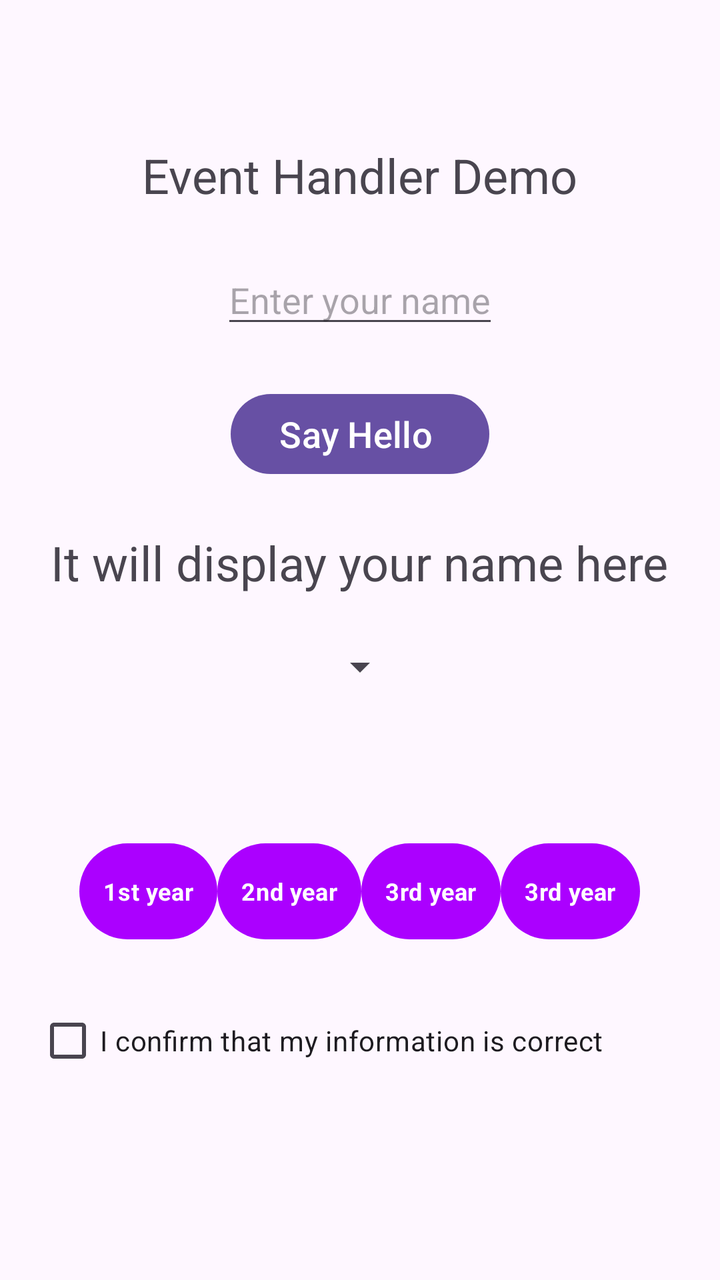
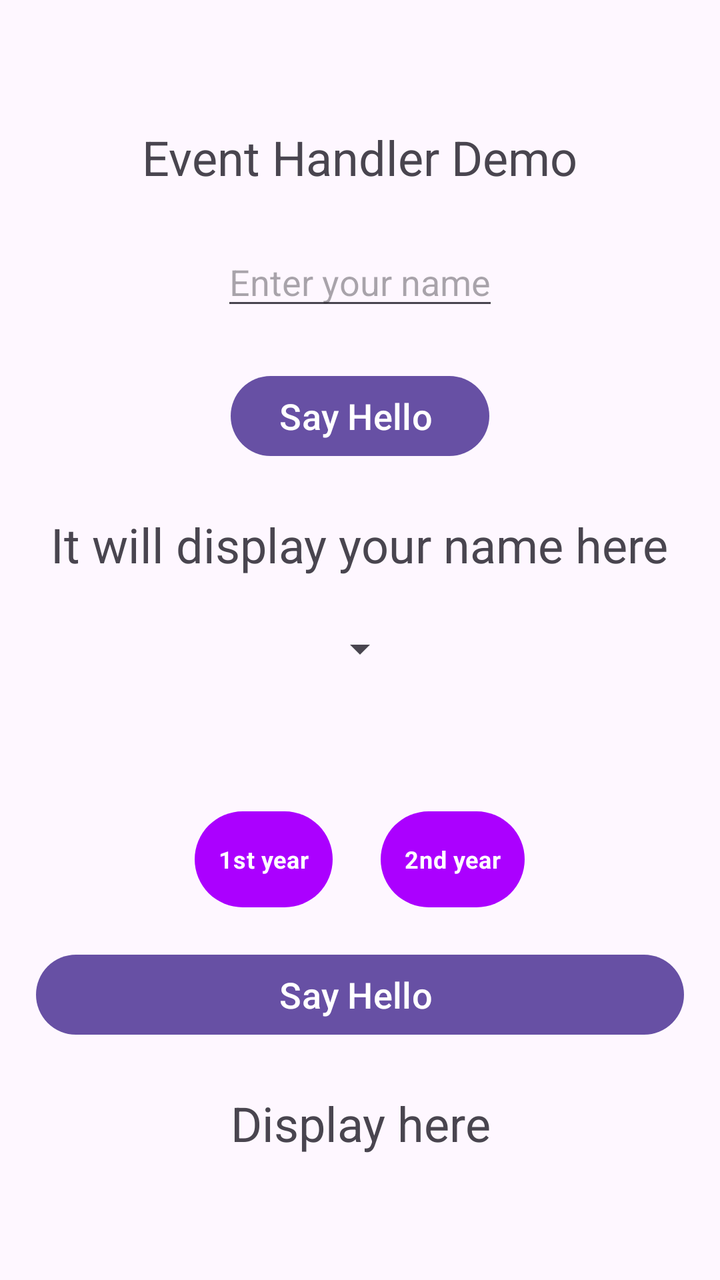

Screens rendered from an Android XML layout before and after an edit, with the pre-edit source and the edit as a unified diff.
<!-- AndroidManifest.xml: application theme Theme.EventAndHandler -->
<!-- res/layout/activity_main.xml -->
<?xml version="1.0" encoding="utf-8"?>
<LinearLayout xmlns:android="http://schemas.android.com/apk/res/android"
    android:layout_width="match_parent"
    android:layout_height="match_parent"
    android:gravity="center"
    android:orientation="vertical"
    android:padding="18sp">

    <TextView
        android:layout_width="wrap_content"
        android:layout_height="wrap_content"
        android:text="Event Handler Demo"
        android:textSize="24sp"
        android:layout_marginBottom="24dp"/>

    <EditText
        android:id="@+id/edtName"
        android:layout_width="wrap_content"
        android:layout_height="wrap_content"
        android:layout_marginBottom="24dp"
        android:hint="Enter your name" />

    <Button
        android:id="@+id/btnhello"
        android:layout_width="wrap_content"
        android:layout_height="wrap_content"
        android:text="Say Hello "
        android:textSize="18sp"
        android:layout_marginBottom="24dp"/>

    <TextView
        android:id="@+id/txtresult"
        android:layout_width="wrap_content"
        android:layout_height="wrap_content"
        android:text="It will display your name here"
        android:textSize="24sp"
        android:layout_marginBottom="24dp"/>


    <Spinner
        android:id="@+id/spinnerCourse"
        android:layout_width="wrap_content"
        android:layout_height="wrap_content"
        android:layout_marginBottom="50dp" />


    <LinearLayout
        android:layout_width="match_parent"
        android:layout_height="101dp"
        android:gravity="center"
        android:orientation="horizontal">


        <RadioButton
            android:id="@+id/radioButton2"
            android:layout_width="wrap_content"
            android:layout_height="wrap_content"
            android:background="@drawable/roundedradio"
            android:button="@null"
            android:paddingLeft="12dp"
            android:paddingTop="10dp"
            android:paddingRight="12dp"
            android:paddingBottom="10dp"
            android:text="1st year"
            android:textColor="@color/white"
            android:textColorLink="#FFEB3B"
            android:textSize="12sp"
            android:textStyle="bold" />

        <RadioButton
            android:id="@+id/radioButton1"
            android:layout_width="wrap_content"
            android:layout_height="wrap_content"
            android:background="@drawable/roundedradio"
            android:button="@null"
            android:paddingLeft="12dp"
            android:paddingTop="10dp"
            android:paddingRight="12dp"
            android:paddingBottom="10dp"
            android:text="2nd year"
            android:textColor="@color/white"
            android:textColorLink="#FFEB3B"
            android:textSize="12sp"
            android:textStyle="bold" />


        <RadioButton
            android:id="@+id/radioButton3"
            android:layout_width="wrap_content"
            android:layout_height="wrap_content"
            android:background="@drawable/roundedradio"
            android:button="@null"
            android:paddingLeft="12dp"
            android:paddingTop="5dp"
            android:paddingRight="12dp"
            android:paddingBottom="5dp"
            android:text="3rd year"
            android:textColor="@color/white"
            android:textColorLink="#FFEB3B"
            android:textSize="12sp"
            android:textStyle="bold" />

        <RadioButton
            android:id="@+id/radioButton4"
            android:layout_width="wrap_content"
            android:layout_height="wrap_content"
            android:background="@drawable/roundedradio"
            android:button="@null"
            android:paddingLeft="12dp"
            android:paddingTop="10dp"
            android:paddingRight="12dp"
            android:paddingBottom="10dp"
            android:text="3rd year"
            android:textColor="@color/white"
            android:textColorLink="#FFEB3B"
            android:textSize="12sp"
            android:textStyle="bold" />

    </LinearLayout>

    <CheckBox
        android:id="@+id/checkBox"
        android:layout_width="match_parent"
        android:layout_height="wrap_content"
        android:text="I confirm that my information is correct"
        android:layout_marginBottom="24dp"/>


</LinearLayout>
<!-- resources referenced by this layout -->
<resources>
  <color name="white">#FFFFFFFF</color>
  <!-- drawable roundedradio (drawable) -->
  <?xml version="1.0" encoding="utf-8"?>
  <shape xmlns:android="http://schemas.android.com/apk/res/android"
  android:shape="rectangle">
  <solid android:color="#ab00ff"/>
      <corners android:radius="24sp"/>
  
  </shape>
  <style name="Theme.EventAndHandler" parent="Base.Theme.EventAndHandler" />
  <style name="Base.Theme.EventAndHandler" parent="Theme.Material3.DayNight.NoActionBar">
          
          
      </style>
</resources>

<!-- the commit's change to res/layout/activity_main.xml (unified diff, before → after) -->
@@ -46,7 +46,7 @@
 
     <LinearLayout
         android:layout_width="match_parent"
-        android:layout_height="101dp"
+        android:layout_height="87dp"
         android:gravity="center"
         android:orientation="horizontal">
 
@@ -55,6 +55,7 @@
             android:id="@+id/radioButton2"
             android:layout_width="wrap_content"
             android:layout_height="wrap_content"
+            android:layout_marginRight="24dp"
             android:background="@drawable/roundedradio"
             android:button="@null"
             android:paddingLeft="12dp"
@@ -84,46 +85,23 @@
             android:textStyle="bold" />
 
 
-        <RadioButton
-            android:id="@+id/radioButton3"
-            android:layout_width="wrap_content"
-            android:layout_height="wrap_content"
-            android:background="@drawable/roundedradio"
-            android:button="@null"
-            android:paddingLeft="12dp"
-            android:paddingTop="5dp"
-            android:paddingRight="12dp"
-            android:paddingBottom="5dp"
-            android:text="3rd year"
-            android:textColor="@color/white"
-            android:textColorLink="#FFEB3B"
-            android:textSize="12sp"
-            android:textStyle="bold" />
-
-        <RadioButton
-            android:id="@+id/radioButton4"
-            android:layout_width="wrap_content"
-            android:layout_height="wrap_content"
-            android:background="@drawable/roundedradio"
-            android:button="@null"
-            android:paddingLeft="12dp"
-            android:paddingTop="10dp"
-            android:paddingRight="12dp"
-            android:paddingBottom="10dp"
-            android:text="3rd year"
-            android:textColor="@color/white"
-            android:textColorLink="#FFEB3B"
-            android:textSize="12sp"
-            android:textStyle="bold" />
-
     </LinearLayout>
 
-    <CheckBox
-        android:id="@+id/checkBox"
+    <Button
+        android:id="@+id/btnhello2"
         android:layout_width="match_parent"
         android:layout_height="wrap_content"
-        android:text="I confirm that my information is correct"
-        android:layout_marginBottom="24dp"/>
+        android:layout_marginBottom="24dp"
+        android:text="Say Hello "
+        android:textSize="18sp" />
 
+    <TextView
+        android:id="@+id/textView"
+        android:layout_width="match_parent"
+        android:layout_height="wrap_content"
+        android:scrollbarSize="4dp"
+        android:text="Display here"
+        android:textAlignment="center"
+        android:textSize="24sp" />
 
 </LinearLayout>
<!-- resource entries referenced after the edit -->
@@ -5,7 +5,7 @@
   <?xml version="1.0" encoding="utf-8"?>
   <shape xmlns:android="http://schemas.android.com/apk/res/android"
   android:shape="rectangle">
-  <solid android:color="#ab00ff"/>
+      <solid android:color="#ab00ff"/>
       <corners android:radius="24sp"/>
   
   </shape>
